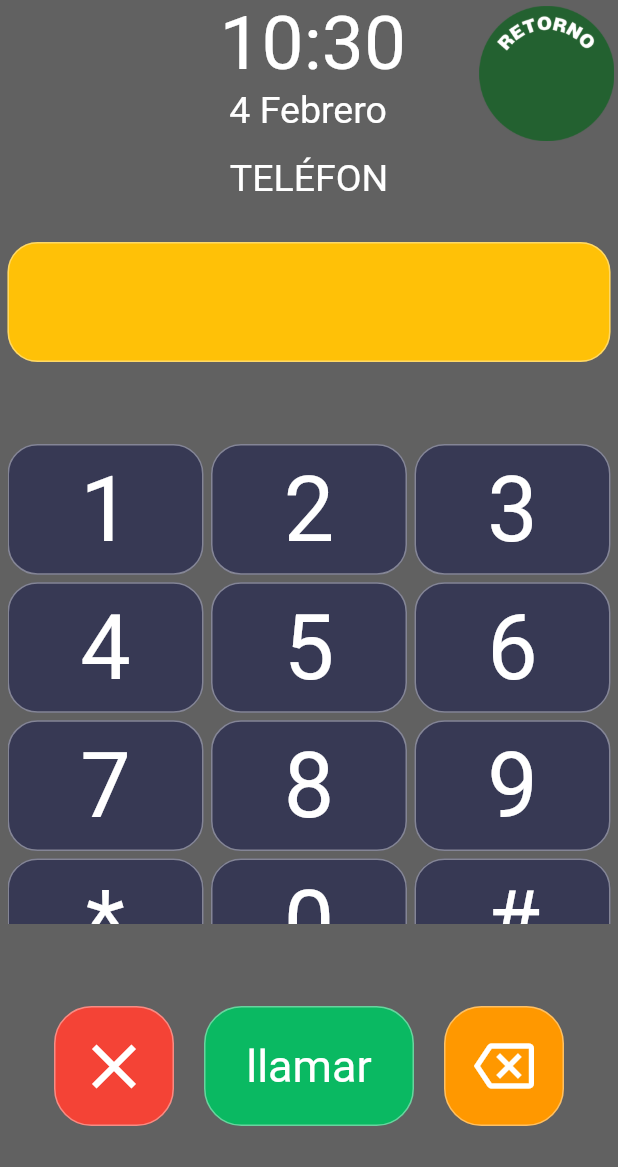
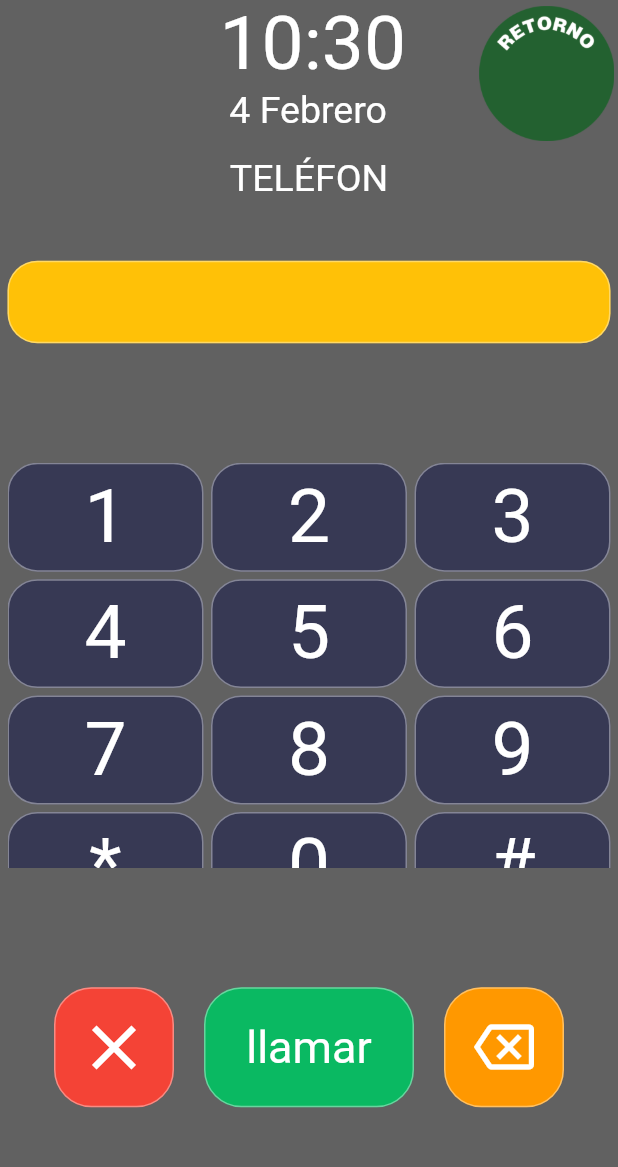
Before and after one commit to hualde666/rep-piproy, a Flutter app: the Discado screen opened directly, on a phone screen of 412 x 824 dp, the part 69-1236 px from its top. Run offline on Flutter 3.47's test engine with Material 2 defaults, Android fonts, the phone set to English and light mode, and no system bars; our stand-ins replace audioplayers, battery, contacts_service, geolocator, permission_handler, shared_preferences and 2 more; missing offline and left inert: device_apps, flutter_phone_direct_caller; accounts and stored records are empty; statements that could not run were skipped.

Commit message:
mejora 2 tamaño discado

```diff
--- a/lib/scr/pages/telefono_discado.dart
+++ b/lib/scr/pages/telefono_discado.dart
@@ -37,7 +37,7 @@ class _DiscadoState extends State<Discado> {
                     color: Colors.amber,
                     borderRadius: BorderRadius.circular(20.0),
                     border: Border.all(color: Colors.white38, width: 1)),
-                height: 80,
+                // height: 80,
                 child: Center(
                   child: Text(
                     myController.text,
@@ -53,10 +53,10 @@ class _DiscadoState extends State<Discado> {
               margin: EdgeInsets.symmetric(
                 horizontal: 5,
               ),
-              height: 320,
+              height: 270,
               child: GridView.count(
                   physics: NeverScrollableScrollPhysics(),
-                  childAspectRatio: 1.5,
+                  childAspectRatio: 1.8,
                   mainAxisSpacing: 5,
                   crossAxisSpacing: 5,
                   crossAxisCount: 3,
@@ -186,12 +186,12 @@ class _DiscadoState extends State<Discado> {
                 print(myController.text);
               },
               child: Container(
-                height: 10,
-                width: 10,
+                //   height: 10,
+                //   width: 10,
                 child: Center(
                   child: Text(
                     teclado[index],
-                    style: TextStyle(fontSize: 60, color: Colors.white),
+                    style: TextStyle(fontSize: 50, color: Colors.white),
                   ),
                 ),
                 decoration: BoxDecoration(
```
Also changed, not shown: lib/scr/pages/home2_page.dart (+6 -5 lines).
